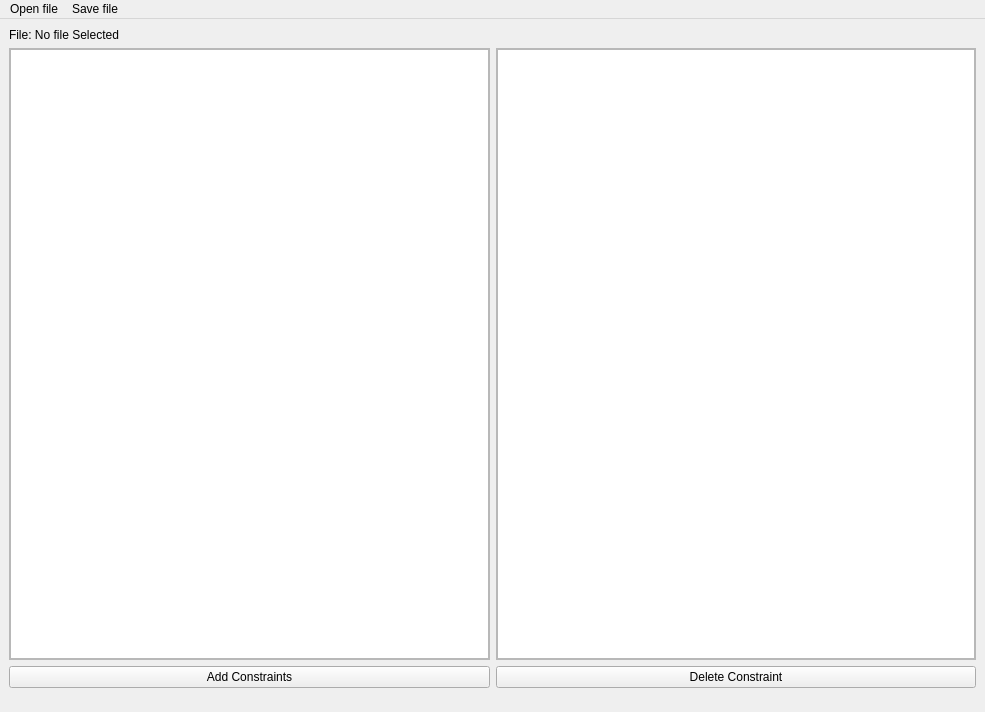
Old version of the form qt/configuration_window/mainwindow.ui in the repository Adorno-Lab/robot_constraint_editor.
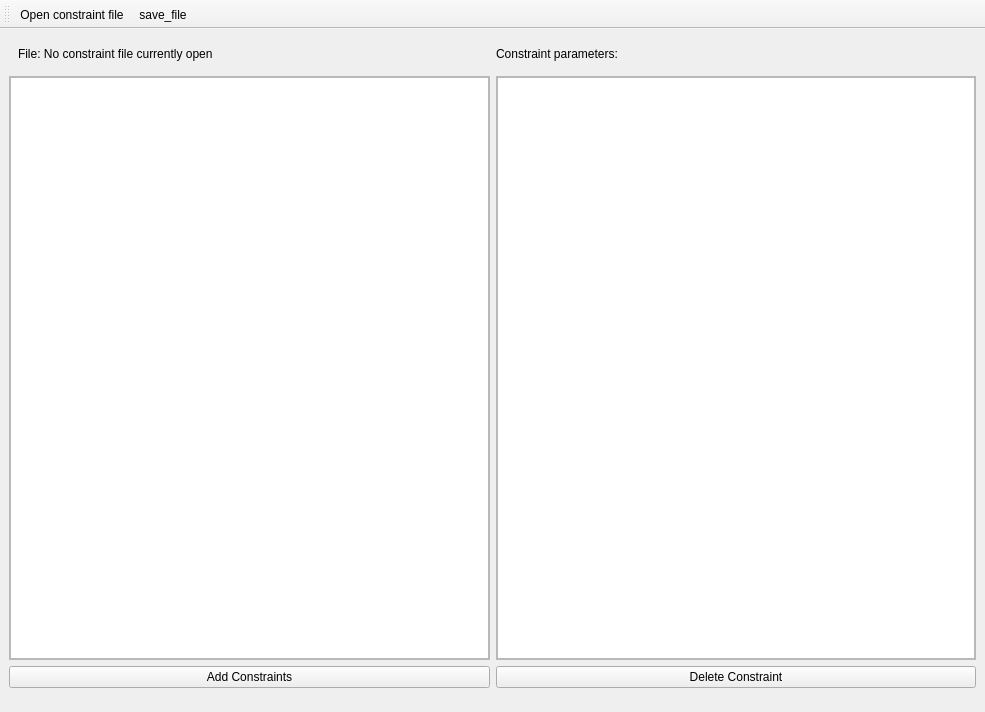
New version of the form. Icons and pictures are not drawn.

Commit message: [CMakeLists.txtm, mainwindow.cpp, mainwindow.h, mainwindow.ui,openconstraintfiledialog.cpp, openconstraintfiledialog.h, openconstraintfiledialog.ui] added new dialog window whose purpose is to open file. Amended CmakeLists to add new source, header, and UI files. Created basic UI within file open dialog. Added action to open this diaglog from main window. Swapped main window menue for toolbar.

The edit to the form file:
```diff
--- a/qt/configuration_window/mainwindow.ui
+++ b/qt/configuration_window/mainwindow.ui
@@ -16,10 +16,26 @@
   <widget class="QWidget" name="centralwidget">
    <layout class="QVBoxLayout" name="verticalLayout">
     <item>
-     <widget class="QLabel" name="constraint_file_label">
-      <property name="text">
-       <string>File: No file Selected</string>
+     <widget class="QWidget" name="widget" native="true">
+      <property name="enabled">
+       <bool>true</bool>
       </property>
+      <layout class="QHBoxLayout" name="horizontalLayout">
+       <item>
+        <widget class="QLabel" name="constraint_file_label">
+         <property name="text">
+          <string>File: No constraint file currently open</string>
+         </property>
+        </widget>
+       </item>
+       <item>
+        <widget class="QLabel" name="constraint_parameters_label">
+         <property name="text">
+          <string>Constraint parameters:</string>
+         </property>
+        </widget>
+       </item>
+      </layout>
      </widget>
     </item>
     <item>
@@ -66,7 +82,7 @@
                <x>0</x>
                <y>0</y>
                <width>479</width>
-               <height>598</height>
+               <height>570</height>
               </rect>
              </property>
              <layout class="QVBoxLayout" name="verticalLayout_3">
@@ -140,7 +156,7 @@
                <x>0</x>
                <y>0</y>
                <width>478</width>
-               <height>598</height>
+               <height>570</height>
               </rect>
              </property>
              <layout class="QVBoxLayout" name="verticalLayout_4">
@@ -193,28 +209,53 @@
     </item>
    </layout>
   </widget>
-  <widget class="QMenuBar" name="menuBar">
-   <property name="geometry">
-    <rect>
-     <x>0</x>
-     <y>0</y>
-     <width>985</width>
-     <height>23</height>
-    </rect>
+  <widget class="QToolBar" name="toolBar">
+   <property name="windowTitle">
+    <string>toolBar</string>
    </property>
-   <widget class="QMenu" name="menuOpen_file">
-    <property name="title">
-     <string>Open file</string>
-    </property>
-   </widget>
-   <widget class="QMenu" name="menuSave_file">
-    <property name="title">
-     <string>Save file</string>
-    </property>
-   </widget>
-   <addaction name="menuOpen_file"/>
-   <addaction name="menuSave_file"/>
+   <attribute name="toolBarArea">
+    <enum>TopToolBarArea</enum>
+   </attribute>
+   <attribute name="toolBarBreak">
+    <bool>false</bool>
+   </attribute>
+   <addaction name="open_file_action"/>
+   <addaction name="save_file_action"/>
   </widget>
+  <action name="open_file_action">
+   <property name="icon">
+    <iconset theme="QIcon::ThemeIcon::DocumentOpen"/>
+   </property>
+   <property name="text">
+    <string>Open constraint file</string>
+   </property>
+   <property name="iconText">
+    <string>Open constraint file</string>
+   </property>
+   <property name="toolTip">
+    <string>Open diaglogue which can open constraint files</string>
+   </property>
+   <property name="shortcut">
+    <string>Ctrl+O</string>
+   </property>
+  </action>
+  <action name="save_file_action">
+   <property name="icon">
+    <iconset theme="media-floppy"/>
+   </property>
+   <property name="text">
+    <string>save_file</string>
+   </property>
+   <property name="toolTip">
+    <string>Saves changes to selected constraint file</string>
+   </property>
+   <property name="shortcut">
+    <string>Ctrl+S</string>
+   </property>
+   <property name="menuRole">
+    <enum>QAction::MenuRole::TextHeuristicRole</enum>
+   </property>
+  </action>
  </widget>
  <resources/>
  <connections/>
```
The commit also changes 6 other files.
